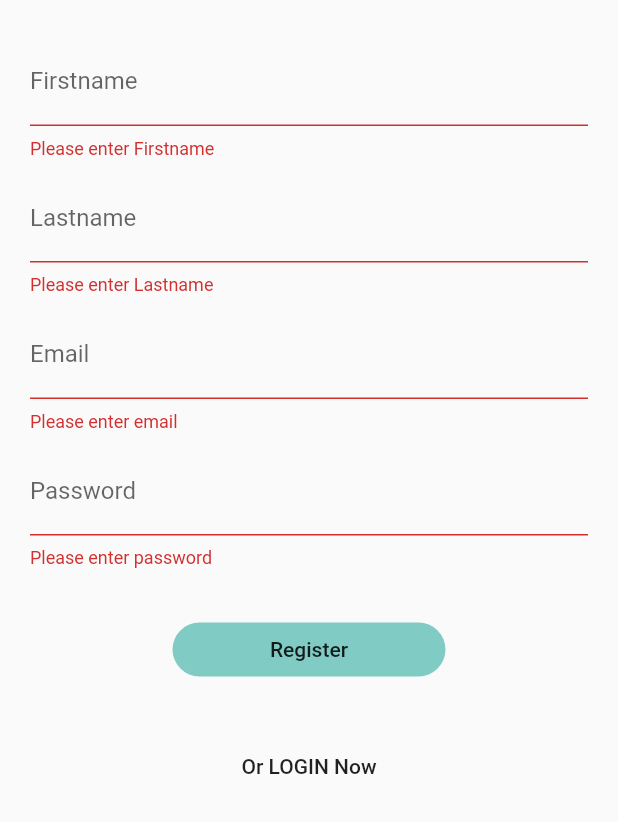
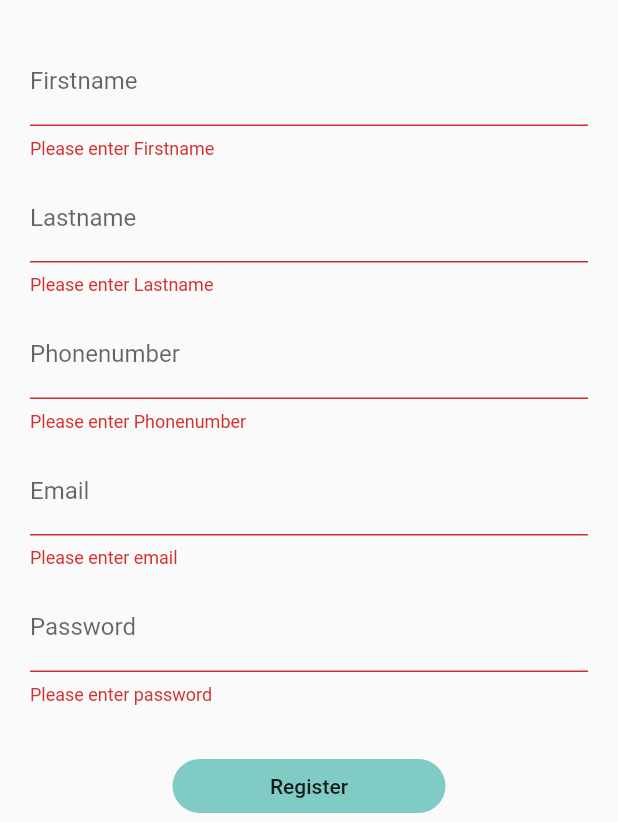
Before and after one commit to hannnot/pawpals_ui, a Flutter app: the RegistrationScreen screen opened by its route, after a tap on "Register", on a phone screen of 412 x 824 dp, the part 414-1236 px from its top. Run offline on Flutter 3.47's test engine with Material 2 defaults, Android fonts, the phone set to English and light mode, and no system bars.

Commit message:
phonenumber added

```diff
--- a/lib/src/sceens/registrationScreen.dart
+++ b/lib/src/sceens/registrationScreen.dart
@@ -14,6 +14,7 @@ class _RegistrationScreenState extends State<RegistrationScreen> {
   String pwd;
   String firstname;
   String lastname;
+  String phonenumber;
 
   final _form = GlobalKey<FormState>();
 
@@ -24,7 +25,8 @@ class _RegistrationScreenState extends State<RegistrationScreen> {
       http.Response response = await http.post('', body:jsonEncode(<String,dynamic> {'firstname': firstname,
         'lastname': lastname,
         'email': email,
-        'password': pwd
+        'password': pwd,
+        'phonenumber': phonenumber
       }),
       headers: {'Content-Type': 'application/json;charset=UTF-8'});
       if (response.statusCode == HttpStatus.created) {
@@ -79,6 +81,23 @@ class _RegistrationScreenState extends State<RegistrationScreen> {
                         } else {
                           setState(() {
                             lastname = value;
+                          });
+                          return null;
+                        }
+                      },
+                    ),
+                    SizedBox(height: 10),
+                    TextFormField(
+                      keyboardType: TextInputType.number,
+                      decoration: InputDecoration(
+                        labelText: 'Phonenumber',
+                      ),
+                      validator: (value) {
+                        if (value.isEmpty) {
+                          return 'Please enter Phonenumber';
+                        } else {
+                          setState(() {
+                            phonenumber = value;
                           });
                           return null;
                         }
```
